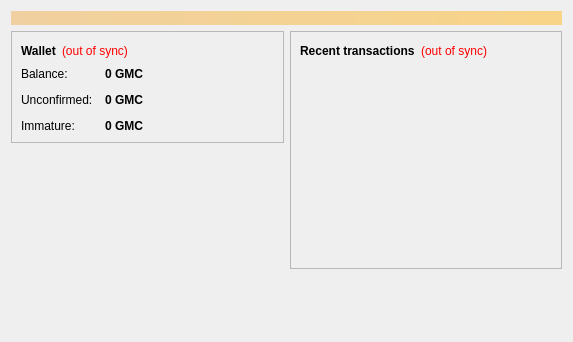
First picture: the form in src/qt/forms/overviewpage.ui, repository gamers-coin/gamecredits, before the edit.
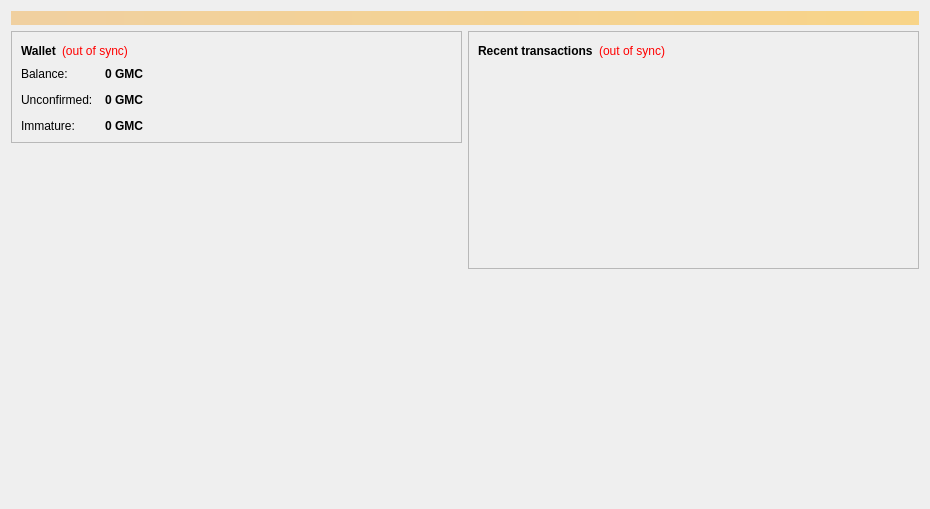
Second picture: the form after the edit. Icons and pictures are not drawn.

Commit message:
Change QT-View
Add Logo

What changed in the file:
```diff
--- a/src/qt/forms/overviewpage.ui
+++ b/src/qt/forms/overviewpage.ui
@@ -6,8 +6,8 @@
    <rect>
     <x>0</x>
     <y>0</y>
-    <width>573</width>
-    <height>342</height>
+    <width>930</width>
+    <height>509</height>
    </rect>
   </property>
   <property name="windowTitle">
@@ -202,6 +202,16 @@
          </property>
         </spacer>
        </item>
+       <item>
+        <widget class="QLabel" name="label_2">
+         <property name="text">
+          <string/>
+         </property>
+         <property name="pixmap">
+          <pixmap resource="../bitcoin.qrc">:/images/gmclogo</pixmap>
+         </property>
+        </widget>
+       </item>
       </layout>
      </item>
      <item>
```
Left out of the diff: 4 changed lines with no effect on the pictures. The commit also changes 1 other file.
